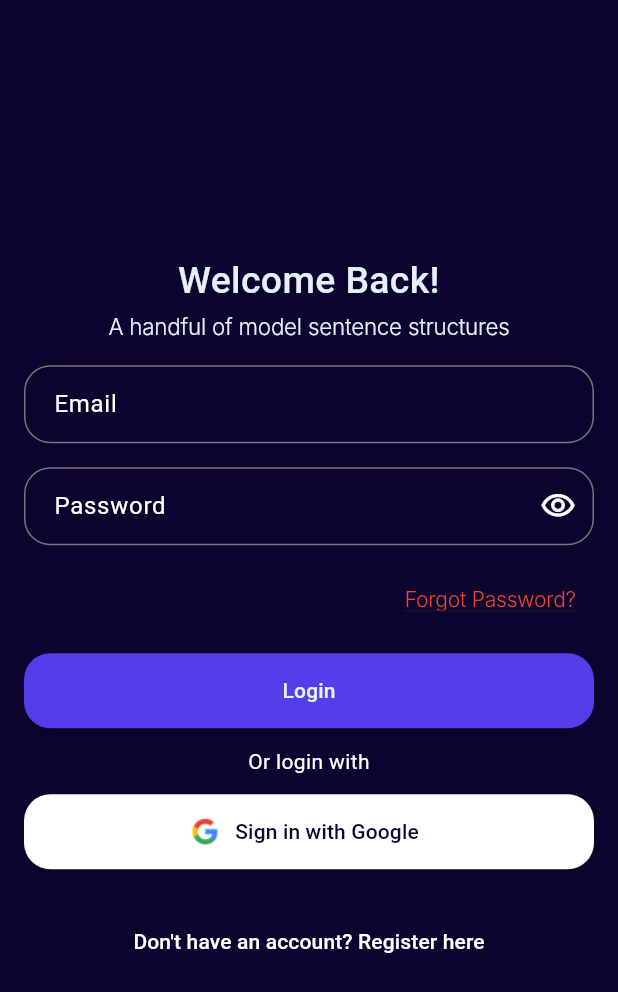
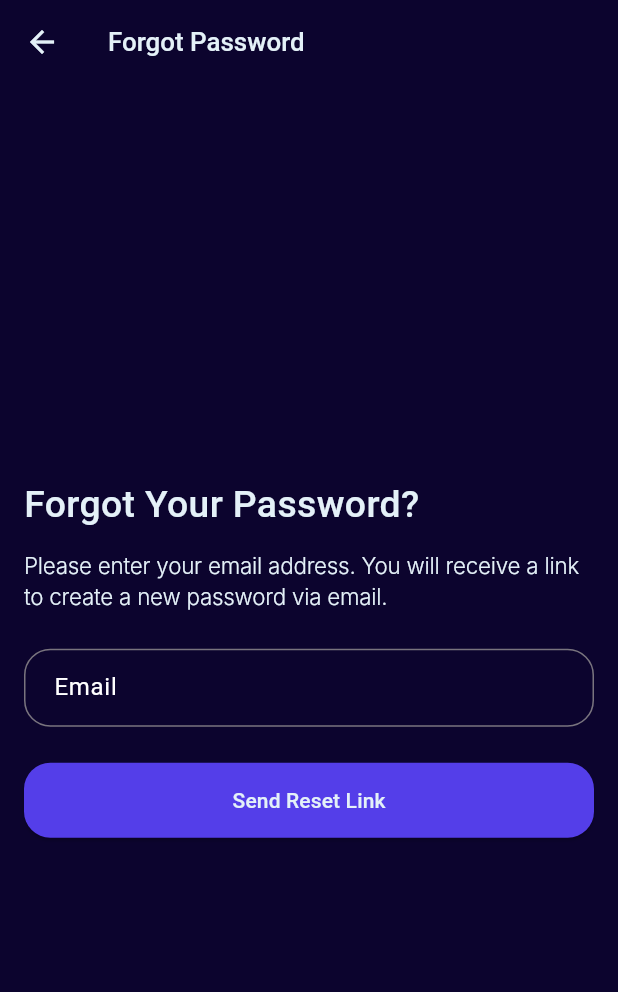
Before and after one commit to irfanarfianto/e-learning-apps, a Flutter app: the screen it shows after launch, after a tap on "Forgot Password?", on a phone screen of 412 x 824 dp. Shown: the top 992 px of the screen. Run offline on Flutter 3.47's test engine with Material 3 defaults, Android fonts, the phone set to English and light mode, and no system bars; Roboto replaces fonts that are missing (DM Sans, Inter).

Commit message:
Add import for ForgotPasswordScreen and navigation to it

```diff
--- /dev/null
+++ b/lib/screens/forgot_password.dart
@@ -0,0 +1,97 @@
+import 'package:flutter/material.dart';
+
+class ForgotPasswordScreen extends StatelessWidget {
+  @override
+  Widget build(BuildContext context) {
+    return Scaffold(
+      appBar: AppBar(
+        title: Text('Forgot Password',
+            style: TextStyle(
+              color: Color(0xFFE4F1F8),
+              fontSize: 17.28,
+              fontFamily: 'DM Sans',
+              fontWeight: FontWeight.w500,
+              height: 0,
+            )),
+        backgroundColor: Color(0xFF0C042E),
+        iconTheme: IconThemeData(color: Color(0xFFE4F1F8)),
+      ),
+      body: Container(
+        padding: const EdgeInsets.all(16.0),
+        decoration: BoxDecoration(color: Color(0xFF0C042E)),
+        child: Column(
+          crossAxisAlignment: CrossAxisAlignment.stretch,
+          mainAxisAlignment: MainAxisAlignment.center,
+          children: [
+            Text(
+              'Forgot Your Password?',
+              style: TextStyle(
+                color: Color(0xFFE4F1F8),
+                fontSize: 24.88,
+                fontFamily: 'DM Sans',
+                fontWeight: FontWeight.w500,
+                height: 0,
+              ),
+            ),
+            SizedBox(height: 16),
+            Text(
+              'Please enter your email address. You will receive a link to create a new password via email.',
+              style: TextStyle(
+                color: Color(0xFFE4F1F8),
+                fontSize: 14.91,
+                fontFamily: 'Inter',
+                fontWeight: FontWeight.w300,
+                letterSpacing: -0.15,
+              ),
+            ),
+            SizedBox(height: 24),
+            TextField(
+              decoration: InputDecoration(
+                labelText: 'Email',
+                hintText: 'Enter your email',
+                labelStyle: TextStyle(
+                  color: Colors.white,
+                ),
+                hintStyle: TextStyle(
+                  color: Color(0xFFE4F1F8),
+                  fontSize: 17.28,
+                  fontFamily: 'DM Sans',
+                  fontWeight: FontWeight.w500,
+                  height: 0,
+                ),
+                // prefixIcon: Icon(
+                //   Icons.email,
+                //   color: Colors.white,
+                // ),
+                contentPadding:
+                    EdgeInsets.symmetric(vertical: 14, horizontal: 16),
+                border: OutlineInputBorder(
+                  borderSide: BorderSide(color: Colors.white),
+                  borderRadius: BorderRadius.circular(17.54),
+                ),
+              ),
+            ),
+            SizedBox(height: 24),
+            ElevatedButton(
+              onPressed: () {
+                // Add logic for sending reset password email
+              },
+              style: ElevatedButton.styleFrom(
+                //color button
+                primary: Color(0xFF543EE9),
+                shape: RoundedRectangleBorder(
+                  borderRadius: BorderRadius.circular(17.54),
+                ),
+                minimumSize: Size(double.infinity, 50), // Tinggi tombol
+              ),
+              child: Text(
+                'Send Reset Link',
+                style: TextStyle(color: Color(0xFFE4F1F8)),
+              ),
+            ),
+          ],
+        ),
+      ),
+    );
+  }
+}
--- a/lib/screens/login_screen.dart
+++ b/lib/screens/login_screen.dart
@@ -1,3 +1,4 @@
+import 'package:e_learning_apps/screens/forgot_password.dart';
 import 'package:e_learning_apps/screens/register_screen.dart';
 import 'package:flutter/material.dart';
 
@@ -12,7 +13,6 @@ class _LoginScreenState extends State<LoginScreen> {
   @override
   Widget build(BuildContext context) {
     double borderRadius = 17.54; // Nilai radius yang seragam
-
     return Scaffold(
       body: Container(
         padding: EdgeInsets.all(16),
@@ -116,7 +116,12 @@ class _LoginScreenState extends State<LoginScreen> {
               children: [
                 TextButton(
                   onPressed: () {
-                    // Add logic for forgot password
+                    // Add navigation to forgot password screen
+                    Navigator.push(
+                      context,
+                      MaterialPageRoute(
+                          builder: (context) => ForgotPasswordScreen()),
+                    );
                   },
                   child: Text(
                     'Forgot Password?',
```
